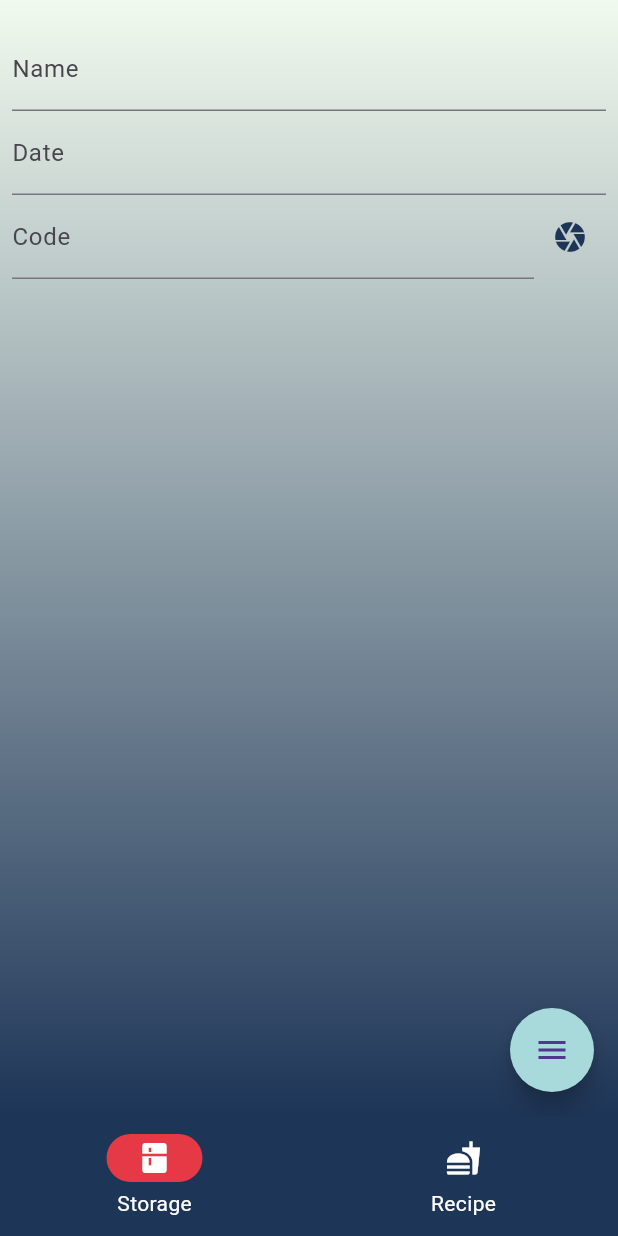
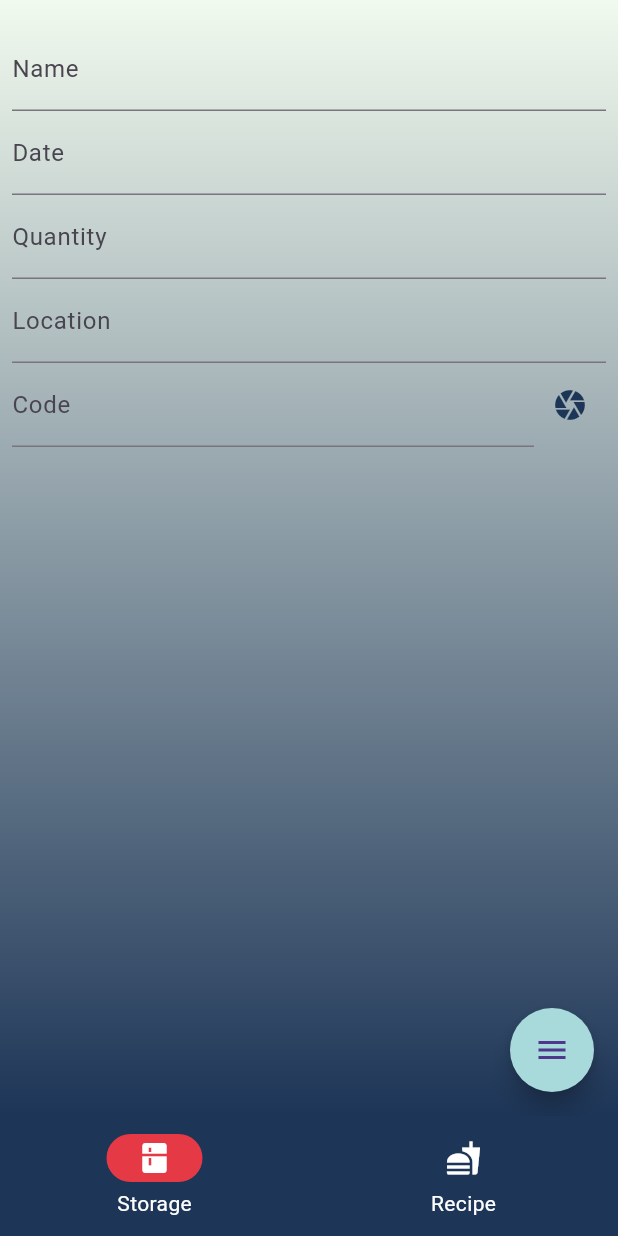
Before and after one commit to jeff06/cooking-friend, a Flutter app: the screen it shows after launch, after a tap on the "add" icon, on a phone screen of 412 x 824 dp. Run offline on Flutter 3.47's test engine with Material 3 defaults, Android fonts, the phone set to English and light mode, and no system bars; drawn by our look-alikes of flutter_form_builder, flutter_speed_dial; our stand-ins replace flutter_spinkit, form_builder_validators, get, isar; missing offline and left inert: mobile_scanner; accounts and stored records are empty; generated files the repository leaves out were written again; Roboto replaces fonts that are missing (Sunflower).

Commit message:
feat: adding quantity and location

```diff
--- a/lib/getx/controller/storage_controller.dart
+++ b/lib/getx/controller/storage_controller.dart
@@ -47,6 +47,7 @@ class StorageController extends GetxController {
       }
     }
     lstStorageItem.sort((a, b) => b.id.compareTo(a.id));
+    lstStorageItemModification = <StorageItemModification>[].obs;
   }
 
   void updateAction(StorageManagementAction newAction) {
--- a/lib/getx/models/storage/storage_item.dart
+++ b/lib/getx/models/storage/storage_item.dart
@@ -8,4 +8,6 @@ class StorageItem {
   String? name;
   DateTime? date;
   String? code;
+  int? quantity;
+  String? location;
 }
--- a/lib/screens/storage/storage_management.dart
+++ b/lib/screens/storage/storage_management.dart
@@ -166,6 +166,38 @@ class _StorageManagementState extends State<StorageManagement> {
                                   const InputDecoration(labelText: 'Date'),
                               inputType: InputType.date,
                             ),
+                            FormBuilderTextField(
+                              initialValue: snapshot.data != null
+                                  ? snapshot.data?.quantity.toString()
+                                  : "",
+                              enabled: storageController.action ==
+                                      StorageManagementAction.view.name.obs
+                                  ? false
+                                  : true,
+                              keyboardType:
+                                  const TextInputType.numberWithOptions(),
+                              name: 'form_product_quantity',
+                              decoration:
+                                  const InputDecoration(labelText: 'Quantity'),
+                              onChanged: (newVal) {
+                                storageController.updateBarcode(newVal);
+                              },
+                            ),
+                            FormBuilderTextField(
+                              initialValue: snapshot.data != null
+                                  ? snapshot.data?.location
+                                  : "",
+                              enabled: storageController.action ==
+                                      StorageManagementAction.view.name.obs
+                                  ? false
+                                  : true,
+                              name: 'form_product_location',
+                              decoration:
+                                  const InputDecoration(labelText: 'Location'),
+                              onChanged: (newVal) {
+                                storageController.updateBarcode(newVal);
+                              },
+                            ),
                             //Obx(() => Text(storageController.barcode.string)),
                             Row(
                               children: [
```
Also changed, not shown: lib/getx/services/storage_service.dart (+5 -6 lines), lib/getx/models/storage/storage_item.g.dart.
